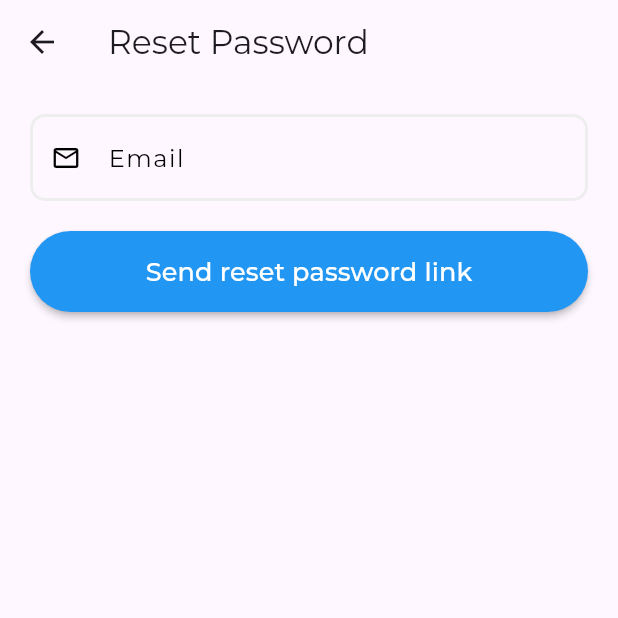
After one commit to absrdprogrammer/kampus_connect, a Flutter app: the screen it shows after launch, after a tap on "Forgot Password?", on a phone screen of 412 x 824 dp, the top half of it. The commit adds this screen. Run offline on Flutter 3.47's test engine with Material 3 defaults, Android fonts, the light colour scheme and no system bars; our stand-ins replace carousel_slider, cloud_firestore, firebase_auth, firebase_core, firebase_messaging, firebase_storage and 8 more; missing offline and left inert: intro_screen_onboarding_flutter; accounts and stored records are empty; network calls fail.

Commit message:
add button and forgot password

```diff
--- a/lib/main.dart
+++ b/lib/main.dart
@@ -4,6 +4,7 @@ import 'package:kampus_connect/auth/auth.dart';
 import 'package:firebase_core/firebase_core.dart';
 import 'package:kampus_connect/pages/event.dart';
 import 'package:kampus_connect/pages/feed_page.dart';
+import 'package:kampus_connect/pages/forgot_password.dart';
 import 'package:kampus_connect/pages/home.dart';
 import 'package:kampus_connect/pages/login.dart';
 import 'package:kampus_connect/pages/onboarding.dart';
@@ -31,7 +32,7 @@ class MyApp extends StatelessWidget {
       theme: ThemeData(fontFamily: GoogleFonts.montserrat(fontWeight: FontWeight.w500).fontFamily),
       title: 'Kampus Connect',
       debugShowCheckedModeBanner: false,
-      home:AuthPage(),
+      home:LoginPage(),
       initialRoute: '/',
         routes: {
           '/home': (context) => const HomeScreen(),
--- /dev/null
+++ b/lib/pages/forgot_password.dart
@@ -0,0 +1,99 @@
+import 'package:firebase_auth/firebase_auth.dart';
+import 'package:firebase_core/firebase_core.dart';
+import 'package:flutter/material.dart';
+import 'package:kampus_connect/widgets/my_textfield.dart';
+
+class ForgotPasswordPage extends StatefulWidget {
+  const ForgotPasswordPage({super.key});
+
+  @override
+  State<ForgotPasswordPage> createState() => _ForgotPasswordPageState();
+}
+
+class _ForgotPasswordPageState extends State<ForgotPasswordPage> {
+  final TextEditingController emailController = TextEditingController();
+  String emailUser = '';
+
+  @override
+  void dispose() {
+    emailController.dispose();
+    super.dispose();
+  }
+
+  Future passwordReset() async {
+    try {
+      await FirebaseAuth.instance
+          .sendPasswordResetEmail(email: emailUser);
+
+          showDialog(
+          context: context,
+          builder: (context) {
+            return AlertDialog(
+              content: Text("Password reset link sent!"),
+            );
+          });
+    } on FirebaseAuthException catch (e) {
+      showDialog(
+          context: context,
+          builder: (context) {
+            return AlertDialog(
+              content: Text(e.message.toString()),
+            );
+          });
+    }
+  }
+
+  @override
+  Widget build(BuildContext context) {
+    return Scaffold(
+      appBar: AppBar(title: const Text("Reset Password")),
+      body: Padding(
+        padding: const EdgeInsets.only(top: 20),
+        child: Column(
+          children: [
+            Padding(
+              padding: const EdgeInsets.symmetric(horizontal: 20),
+              child: Column(
+                children: [
+                  MyTextField(
+                    prefixIcon: Icons.email_outlined,
+                    hintText: "Input email",
+                    labelText: "Email",
+                    controller: emailController,
+                    obscureText: false,
+                    onTextChanged: (value) {
+                      setState(() {
+                        emailUser = value;
+                      });
+                    },
+                  ),
+                  const SizedBox(
+                    height: 20,
+                  ),
+                  MaterialButton(
+                    minWidth: double.infinity,
+                    onPressed: passwordReset,
+                    height: 45,
+                    color: Colors.blue,
+                    padding: const EdgeInsets.symmetric(
+                        vertical: 15, horizontal: 20),
+                    shape: RoundedRectangleBorder(
+                      borderRadius: BorderRadius.circular(30.0),
+                    ),
+                    child: const Text(
+                      "Send reset password link",
+                      style: TextStyle(
+                        color: Colors.white,
+                        fontSize: 17.0,
+                      ),
+                    ),
+                  ),
+                ],
+              ),
+            ),
+          ],
+        ),
+      ),
+    );
+  }
+}
--- a/lib/pages/login.dart
+++ b/lib/pages/login.dart
@@ -2,6 +2,7 @@ import 'package:firebase_auth/firebase_auth.dart';
 import 'package:flutter/material.dart';
 import 'package:kampus_connect/helper/helper_function.dart';
 import 'package:kampus_connect/pages/chat_detail_page.dart';
+import 'package:kampus_connect/pages/forgot_password.dart';
 import 'package:kampus_connect/pages/home.dart';
 import 'package:kampus_connect/pages/home_screen.dart';
 import 'package:kampus_connect/pages/register.dart';
@@ -24,7 +25,7 @@ class LoginPageState extends State<LoginPage> {
   void login() async {
     // show loading circle
     showDialog(
-      barrierDismissible: false,
+        barrierDismissible: false,
         context: context,
         builder: (context) => const Center(
               child: CircularProgressIndicator(),
@@ -118,7 +119,12 @@ class LoginPageState extends State<LoginPage> {
               mainAxisAlignment: MainAxisAlignment.end,
               children: [
                 TextButton(
-                  onPressed: () {},
+                  onPressed: () {
+                    Navigator.push(
+                        context,
+                        MaterialPageRoute(
+                            builder: (context) => const ForgotPasswordPage()));
+                  },
                   child: const Text(
                     'Forgot Password?',
                     style: TextStyle(
--- a/lib/pages/post_information.dart
+++ b/lib/pages/post_information.dart
@@ -117,7 +117,7 @@ class _PostPageState extends State<PostPage> {
     return Scaffold(
       appBar: AppBar(
         title: const Text(
-          "Post Informations",
+          "Post Article",
           style: TextStyle(fontSize: 22),
         ),
       ),
--- a/lib/widgets/announcement_modal.dart
+++ b/lib/widgets/announcement_modal.dart
@@ -64,7 +64,7 @@ class _AddNewpostState extends State<AddAnnouncement> {
             const SizedBox(
               width: double.infinity,
               child: Text(
-                "New Announcement",
+                "Add Article",
                 textAlign: TextAlign.center,
                 style: TextStyle(
                   fontSize: 25,
```
Also changed, not shown: lib/pages/feed_page.dart (+49 -4 lines), lib/pages/home_screen.dart (+7 -1 lines).
